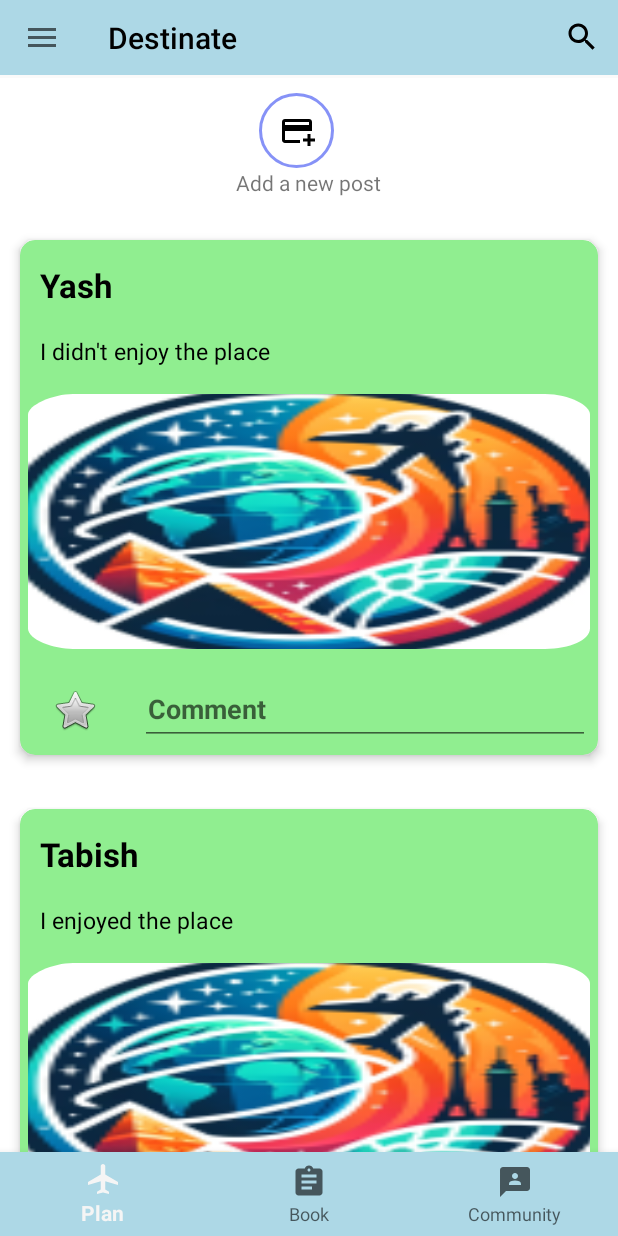
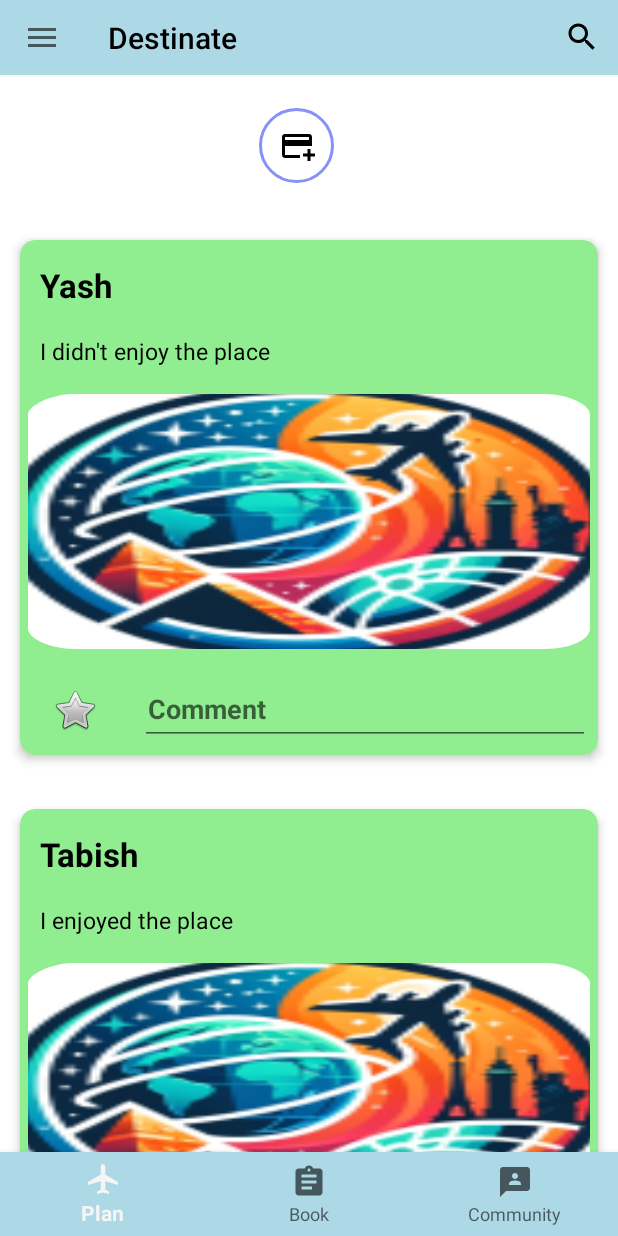
Before and after one commit to Yashpreet-Singh/Final-Project-Destinate, an Android app: the fragment CommunityFragment placed in its activity, on a phone screen of 412 x 824 dp. Run offline under Robolectric (Android 15) with nearby library versions, the light colour scheme and no system bars; our stand-ins replace Picasso, navigation-ui; libraries missing offline, so code that uses them is left out: com.mikhaellopez.circularimageview, jp.wasabeef.recyclerview; pictures from the network do not load; 10 statements that could not run were skipped.

Commit message:
added some new ai and app presistance , layout orienattaion

```diff
--- a/app/src/main/java/com/example/finalprojectdestinate/CommunityFragment.kt
+++ b/app/src/main/java/com/example/finalprojectdestinate/CommunityFragment.kt
@@ -57,7 +57,7 @@ class CommunityFragment : Fragment(), RecycleAdapter.MyItemClickListener{
     private lateinit var recyclerView: RecyclerView
     private lateinit var likeButton: ImageButton
 
-    private lateinit var currentUser: String
+    private var currentUser : String? =null
 
     private lateinit var notificationManager: NotificationManager
     lateinit var notificationChannel: NotificationChannel
@@ -98,10 +98,10 @@ class CommunityFragment : Fragment(), RecycleAdapter.MyItemClickListener{
 
 
         //get cuurent user from mainactivity
-        val activity: MainActivity? = activity as MainActivity?
-        currentUser = activity?.getCurrentUser().toString()
+//        val activity: MainActivity? = activity as MainActivity?
+//        currentUser = activity?.getCurrentUser().toString()
 
-
+        currentUser=myDB.getCurrentUser()
         // Inflate the layout for this fragment
         return view
     }
--- a/app/src/main/java/com/example/finalprojectdestinate/ExploreFragment.kt
+++ b/app/src/main/java/com/example/finalprojectdestinate/ExploreFragment.kt
@@ -15,6 +15,7 @@ import android.widget.Toast
 import androidx.fragment.app.FragmentActivity
 import androidx.fragment.app.FragmentManager
 import com.mikhaellopez.circularimageview.CircularImageView
+import java.util.Locale
 
 // TODO: Rename parameter arguments, choose names that match
 // the fragment initialization parameters, e.g. ARG_ITEM_NUMBER
@@ -173,7 +174,8 @@ class ExploreFragment : Fragment() {
     private fun checkLocationInDB(view:View):Boolean {
 
         for (place in locationListdb) {
-            if (place.location.equals(mysearchValue, ignoreCase = true)) {
+            if (place.location!!.toLowerCase(Locale.ROOT) == mysearchValue.toLowerCase(Locale.ROOT)
+            ) {
 
 
                 //initialize data
--- a/app/src/main/java/com/example/finalprojectdestinate/GuideFragment.kt
+++ b/app/src/main/java/com/example/finalprojectdestinate/GuideFragment.kt
@@ -71,6 +71,8 @@ class GuideFragment : Fragment(), OnMapReadyCallback {
         builder.setView(R.layout.progress)
         dialog = builder.create()
         dialog.show()
+
+
 
 
 //        val locationManager: LocationManager = requireContext().getSystemService(Context.LOCATION_SERVICE) as LocationManager
@@ -228,7 +230,8 @@ class GuideFragment : Fragment(), OnMapReadyCallback {
     private fun getUserLocation(){
 
         if (requireActivity().checkSelfPermission(android.Manifest.permission.ACCESS_FINE_LOCATION) != PackageManager.PERMISSION_GRANTED
-            && requireActivity().checkSelfPermission(android.Manifest.permission.ACCESS_FINE_LOCATION) != PackageManager.PERMISSION_GRANTED){
+            && requireActivity().checkSelfPermission(android.Manifest.permission.ACCESS_COARSE_LOCATION) != PackageManager.PERMISSION_GRANTED){
+
 
 
             //Access for it
--- a/app/src/main/java/com/example/finalprojectdestinate/RecycleAdapter.kt
+++ b/app/src/main/java/com/example/finalprojectdestinate/RecycleAdapter.kt
@@ -16,7 +16,7 @@ import com.google.android.material.shape.ShapeAppearanceModel
 import com.squareup.picasso.Picasso
 
 
-class RecycleAdapter (val userInfo: ArrayList<UserData>, val context: Context, val myDB: DatabaseHelper , val currentUser : String):
+class RecycleAdapter (val userInfo: ArrayList<UserData>, val context: Context, val myDB: DatabaseHelper , val currentUser : String?):
     androidx.recyclerview.widget.RecyclerView.Adapter<RecycleAdapter.UserViewHolder>(){
 
     var myListener: MyItemClickListener? = null
--- a/app/src/main/res/layout/fragment_community.xml
+++ b/app/src/main/res/layout/fragment_community.xml
@@ -14,7 +14,7 @@
        >
 
         <LinearLayout
-            android:layout_width="wrap_content"
+            android:layout_width="match_parent"
             android:layout_height="wrap_content"
             android:layout_gravity="center"
 
@@ -31,14 +31,14 @@
                 android:background="@drawable/cardview_border"
                 android:contentDescription="@string/add_post" />
 
-            <TextView
-                android:id="@+id/textView"
-                android:layout_width="wrap_content"
-                android:layout_height="wrap_content"
-                android:layout_weight="1"
-                android:text="@string/add_post"
-                android:layout_gravity="center_vertical"
-               />
+<!--            <TextView-->
+<!--                android:id="@+id/textView"-->
+<!--                android:layout_width="wrap_content"-->
+<!--                android:layout_height="wrap_content"-->
+<!--                android:layout_weight="1"-->
+<!--                android:text="@string/add_post"-->
+<!--                android:layout_gravity="center_vertical"-->
+<!--               />-->
 
         </LinearLayout>
 
```
Also changed, not shown: app/src/main/res/layout/navi_header.xml (+4 -3 lines).
